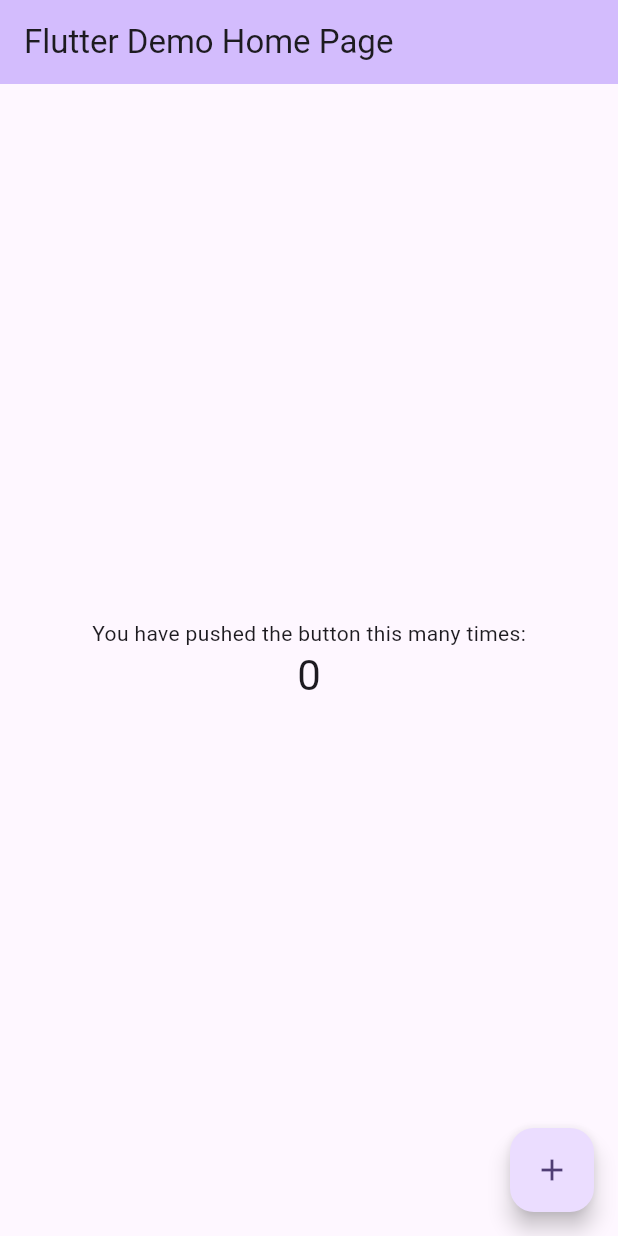
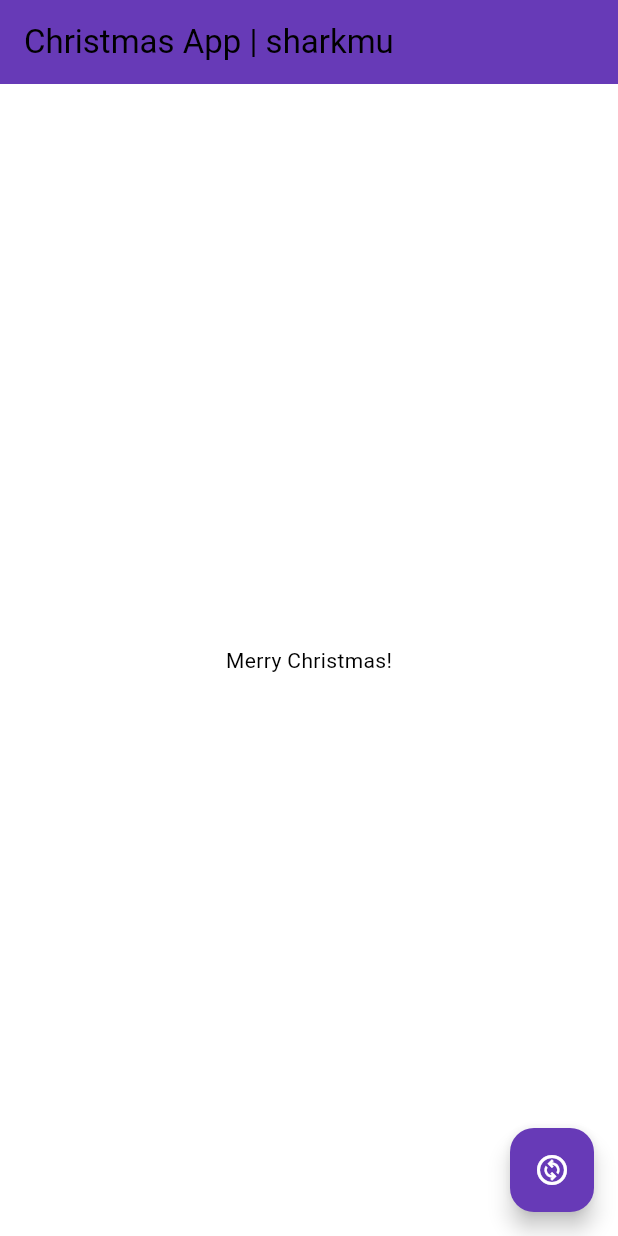
Before and after one commit to sharkmu/flutter-christmas, a Flutter app: the screen it shows after launch, on a phone screen of 412 x 824 dp. Run offline on Flutter 3.47's test engine with Material 3 defaults, Android fonts, the phone set to English and light mode, and no system bars.

Commit message:
FEAT (project done) - finish & update code, remove comments

```diff
--- a/christmas/lib/main.dart
+++ b/christmas/lib/main.dart
@@ -5,48 +5,22 @@
 }
 
 class MyApp extends StatelessWidget {
-  const MyApp({super.key});
+  const MyApp({Key? key}) : super(key: key);
 
-  // This widget is the root of your application.
   @override
   Widget build(BuildContext context) {
     return MaterialApp(
-      title: 'Flutter Demo',
+      title: 'Christmas App',
       theme: ThemeData(
-        // This is the theme of your application.
-        //
-        // TRY THIS: Try running your application with "flutter run". You'll see
-        // the application has a blue toolbar. Then, without quitting the app,
-        // try changing the seedColor in the colorScheme below to Colors.green
-        // and then invoke "hot reload" (save your changes or press the "hot
-        // reload" button in a Flutter-supported IDE, or press "r" if you used
-        // the command line to start the app).
-        //
-        // Notice that the counter didn't reset back to zero; the application
-        // state is not lost during the reload. To reset the state, use hot
-        // restart instead.
-        //
-        // This works for code too, not just values: Most code changes can be
-        // tested with just a hot reload.
-        colorScheme: ColorScheme.fromSeed(seedColor: Colors.deepPurple),
-        useMaterial3: true,
+        colorScheme: ColorScheme.fromSwatch(primarySwatch: Colors.deepPurple),
       ),
-      home: const MyHomePage(title: 'Flutter Demo Home Page'),
+      home: const MyHomePage(title: 'Christmas App | sharkmu'),
     );
   }
 }
 
 class MyHomePage extends StatefulWidget {
-  const MyHomePage({super.key, required this.title});
-
-  // This widget is the home page of your application. It is stateful, meaning
-  // that it has a State object (defined below) that contains fields that affect
-  // how it looks.
-
-  // This class is the configuration for the state. It holds the values (in this
-  // case the title) provided by the parent (in this case the App widget) and
-  // used by the build method of the State. Fields in a Widget subclass are
-  // always marked "final".
+  const MyHomePage({Key? key, required this.title}) : super(key: key);
 
   final String title;
 
@@ -55,71 +29,58 @@
 }
 
 class _MyHomePageState extends State<MyHomePage> {
-  int _counter = 0;
+  final List _merryChristmas = [
+    "Merry Christmas!",
+    "Boldog karácsonyt!",
+    "Frohe Weihnachten!",
+    "¡Feliz Navidad!",
+    "Joyeux Noël!",
+    "Buon Natale!",
+    "Feliz Natal!",
+    "Vrolijk Kerstfeest!",
+    "Счастливого Рождества!",
+    "メリークリスマス",
+    "圣诞快乐",
+    "메리 크리스마스"
+  ];
+  int _index = 0;
+  late String _currentText;
 
-  void _incrementCounter() {
+  @override
+  void initState() {
+    super.initState();
+    _currentText = _merryChristmas[_index];
+  }
+
+  void _incrementIndex() {
     setState(() {
-      // This call to setState tells the Flutter framework that something has
-      // changed in this State, which causes it to rerun the build method below
-      // so that the display can reflect the updated values. If we changed
-      // _counter without calling setState(), then the build method would not be
-      // called again, and so nothing would appear to happen.
-      _counter++;
+      _index = (_index + 1) % _merryChristmas.length;
+      _currentText = _merryChristmas[_index];
     });
   }
 
   @override
   Widget build(BuildContext context) {
-    // This method is rerun every time setState is called, for instance as done
-    // by the _incrementCounter method above.
-    //
-    // The Flutter framework has been optimized to make rerunning build methods
-    // fast, so that you can just rebuild anything that needs updating rather
-    // than having to individually change instances of widgets.
     return Scaffold(
       appBar: AppBar(
-        // TRY THIS: Try changing the color here to a specific color (to
-        // Colors.amber, perhaps?) and trigger a hot reload to see the AppBar
-        // change color while the other colors stay the same.
-        backgroundColor: Theme.of(context).colorScheme.inversePrimary,
-        // Here we take the value from the MyHomePage object that was created by
-        // the App.build method, and use it to set our appbar title.
+        backgroundColor: Theme.of(context).colorScheme.secondary,
         title: Text(widget.title),
       ),
       body: Center(
-        // Center is a layout widget. It takes a single child and positions it
-        // in the middle of the parent.
         child: Column(
-          // Column is also a layout widget. It takes a list of children and
-          // arranges them vertically. By default, it sizes itself to fit its
-          // children horizontally, and tries to be as tall as its parent.
-          //
-          // Column has various properties to control how it sizes itself and
-          // how it positions its children. Here we use mainAxisAlignment to
-          // center the children vertically; the main axis here is the vertical
-          // axis because Columns are vertical (the cross axis would be
-          // horizontal).
-          //
-          // TRY THIS: Invoke "debug painting" (choose the "Toggle Debug Paint"
-          // action in the IDE, or press "p" in the console), to see the
-          // wireframe for each widget.
           mainAxisAlignment: MainAxisAlignment.center,
           children: <Widget>[
-            const Text(
-              'You have pushed the button this many times:',
-            ),
             Text(
-              '$_counter',
-              style: Theme.of(context).textTheme.headlineMedium,
+              _currentText,
             ),
           ],
         ),
       ),
       floatingActionButton: FloatingActionButton(
-        onPressed: _incrementCounter,
-        tooltip: 'Increment',
-        child: const Icon(Icons.add),
-      ), // This trailing comma makes auto-formatting nicer for build methods.
+        onPressed: _incrementIndex,
+        tooltip: 'Next',
+        child: const Icon(Icons.change_circle_outlined),
+      ),
     );
   }
 }
```
